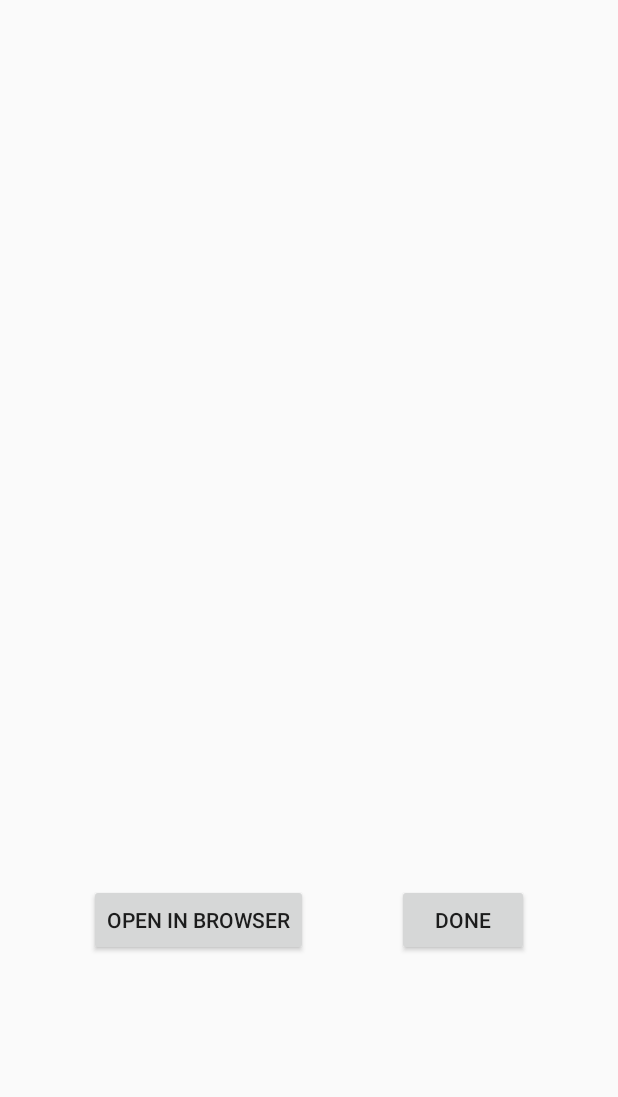
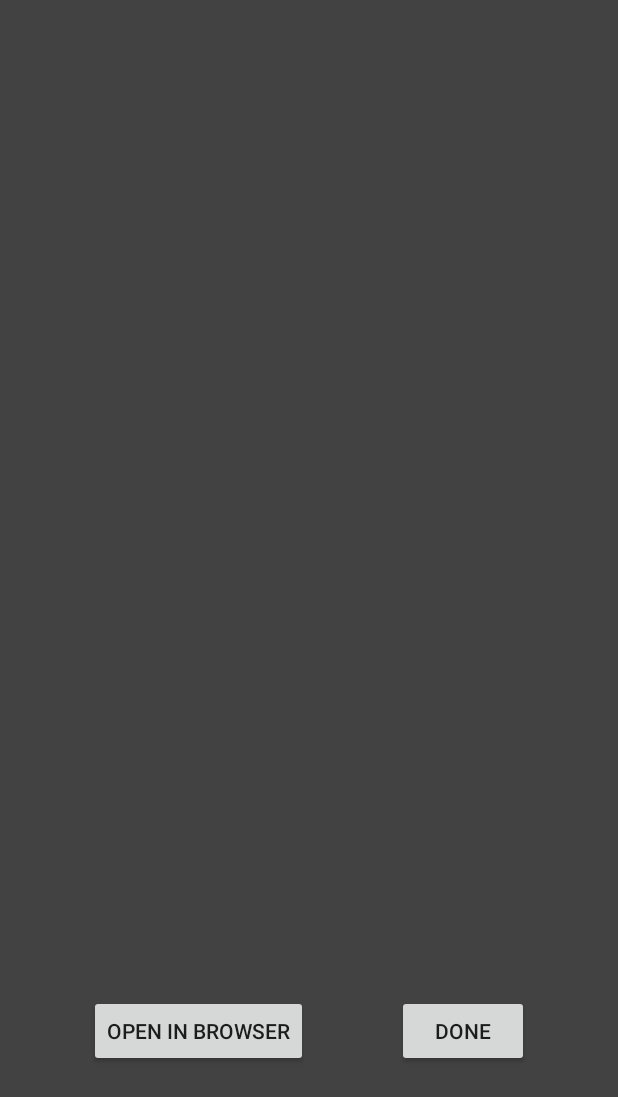
Before and after one commit to AmilaCG/QR-Reader-Android, an Android app: the BarcodeResultActivity screen opened directly, with no data from a screen before it, on a phone screen of 412 x 824 dp. Shown: the top 1097 px of the screen. Run offline under Robolectric (Android 15) with nearby library versions, the phone set to English and light mode, and no system bars.

Commit message:
Change appearance of result view

```diff
--- a/QRScanner/app/src/main/AndroidManifest.xml
+++ b/QRScanner/app/src/main/AndroidManifest.xml
@@ -1,6 +1,7 @@
 <?xml version="1.0" encoding="utf-8"?>
 <manifest xmlns:android="http://schemas.android.com/apk/res/android"
-    package="com.amila.qrscanner">
+    package="com.amila.qrscanner"
+    android:installLocation="auto">
 
     <uses-permission android:name="android.permission.CAMERA" />
 
--- a/QRScanner/app/src/main/res/layout/activity_barcode_result.xml
+++ b/QRScanner/app/src/main/res/layout/activity_barcode_result.xml
@@ -4,13 +4,16 @@
     xmlns:tools="http://schemas.android.com/tools"
     android:layout_width="match_parent"
     android:layout_height="match_parent"
-    tools:context=".BarcodeResultActivity">
+    tools:context=".BarcodeResultActivity"
+    android:background="@color/cardview_dark_background">
 
     <TextView
         android:id="@+id/barcode_result"
         android:layout_width="wrap_content"
         android:layout_height="wrap_content"
         android:text="Result"
+        android:textColor="#F4F4F4"
+        android:textSize="16sp"
         app:layout_constraintBottom_toBottomOf="parent"
         app:layout_constraintEnd_toEndOf="parent"
         app:layout_constraintStart_toStartOf="parent"
@@ -25,7 +28,8 @@
         app:layout_constraintBottom_toBottomOf="parent"
         app:layout_constraintEnd_toEndOf="parent"
         app:layout_constraintStart_toEndOf="@+id/open_browser"
-        app:layout_constraintTop_toTopOf="@+id/barcode_result" />
+        app:layout_constraintTop_toTopOf="@+id/barcode_result"
+        app:layout_constraintVertical_bias="0.7" />
 
     <Button
         android:id="@+id/open_browser"
@@ -36,6 +40,7 @@
         app:layout_constraintBottom_toBottomOf="parent"
         app:layout_constraintEnd_toStartOf="@+id/back"
         app:layout_constraintStart_toStartOf="parent"
-        app:layout_constraintTop_toTopOf="@+id/barcode_result" />
+        app:layout_constraintTop_toTopOf="@+id/barcode_result"
+        app:layout_constraintVertical_bias="0.7" />
 
 </androidx.constraintlayout.widget.ConstraintLayout>
```
